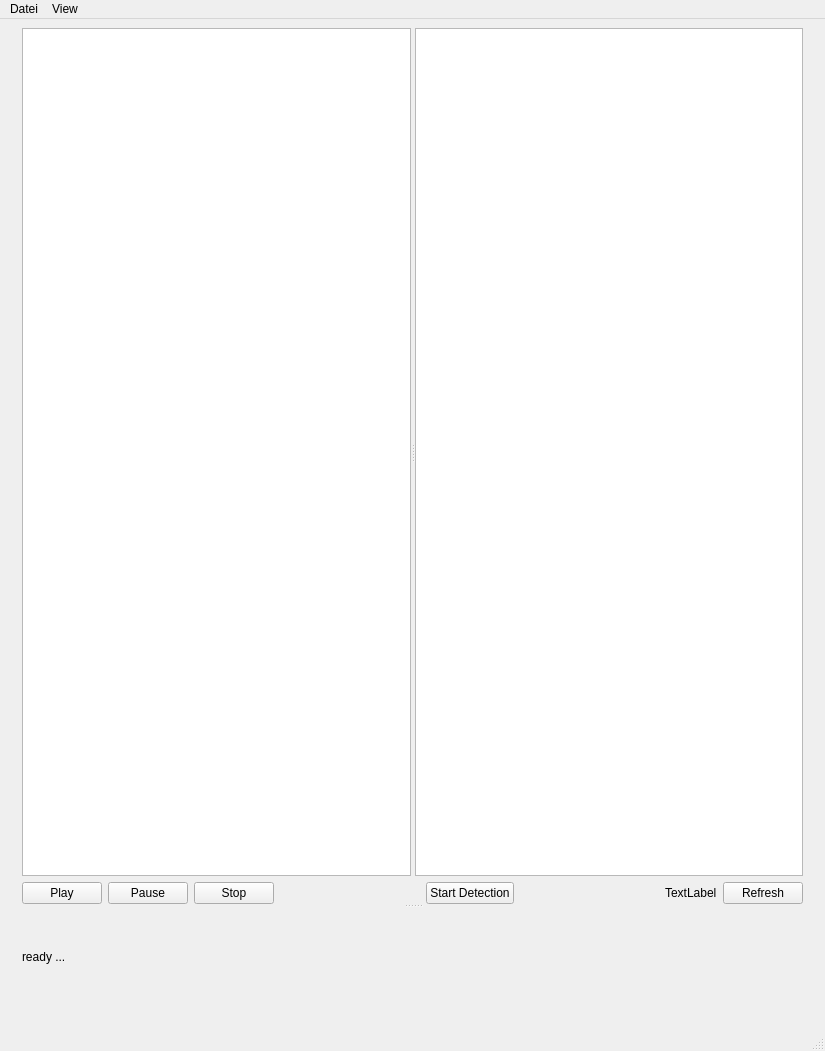
farbton/verteiltes_yolov3, file verteiltes_yolov3/gui.ui: the form before one commit.
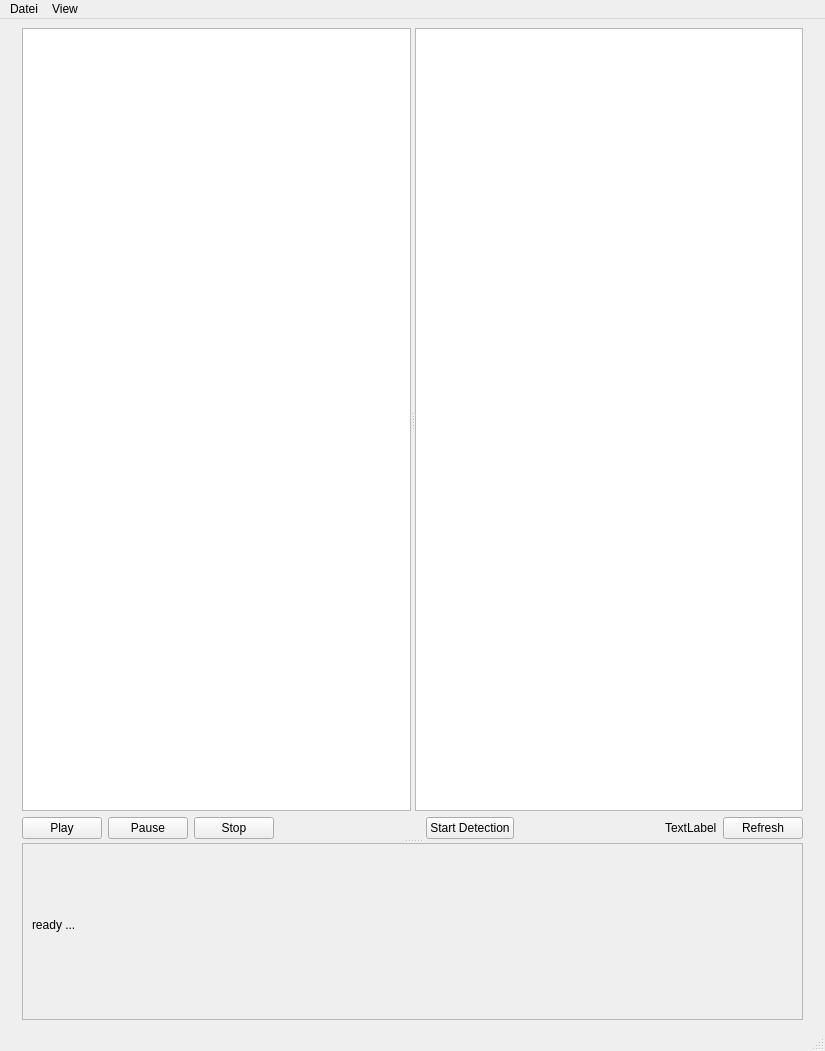
The form after the commit.

```diff
--- a/verteiltes_yolov3/gui.ui
+++ b/verteiltes_yolov3/gui.ui
@@ -14,7 +14,7 @@
    <string>MainWindow</string>
   </property>
   <widget class="QWidget" name="centralwidget">
-   <layout class="QGridLayout" name="gridLayout">
+   <layout class="QGridLayout" name="gridLayout_2">
     <item row="0" column="0">
      <layout class="QHBoxLayout" name="horizontalLayout_3">
       <item>
@@ -38,7 +38,7 @@
         <property name="orientation">
          <enum>Qt::Vertical</enum>
         </property>
-        <widget class="QWidget" name="layoutWidget">
+        <widget class="QWidget" name="">
          <layout class="QVBoxLayout" name="verticalLayout">
           <item>
            <widget class="QSplitter" name="splitter">
@@ -155,6 +155,21 @@
           </item>
          </layout>
         </widget>
+        <widget class="QScrollArea" name="scrollArea">
+         <property name="widgetResizable">
+          <bool>true</bool>
+         </property>
+         <widget class="QWidget" name="scrollAreaWidgetContents">
+          <property name="geometry">
+           <rect>
+            <x>0</x>
+            <y>0</y>
+            <width>771</width>
+            <height>143</height>
+           </rect>
+          </property>
+          <layout class="QGridLayout" name="gridLayout">
+           <item row="0" column="0">
         <widget class="QLabel" name="console">
          <property name="autoFillBackground">
           <bool>false</bool>
@@ -169,6 +184,10 @@
          <property name="wordWrap">
           <bool>true</bool>
          </property>
+            </widget>
+           </item>
+          </layout>
+         </widget>
         </widget>
        </widget>
       </item>
```
Left out of the diff: 3 changed lines with no effect on the pictures. Lines whose indentation alone changed are shown as unchanged.
